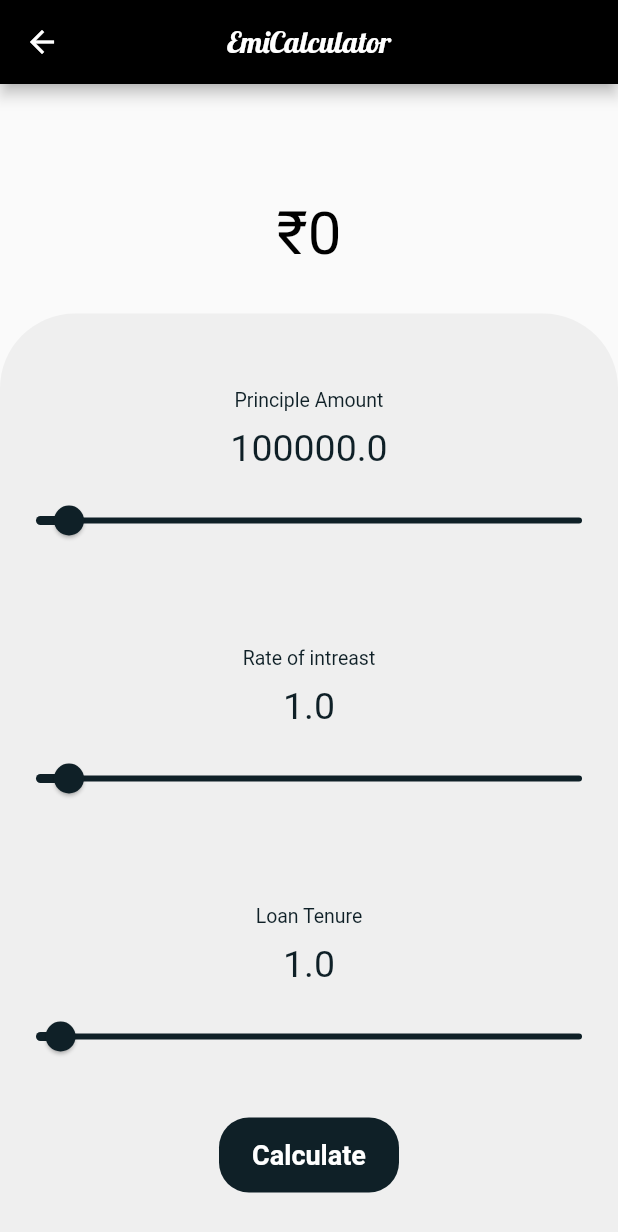
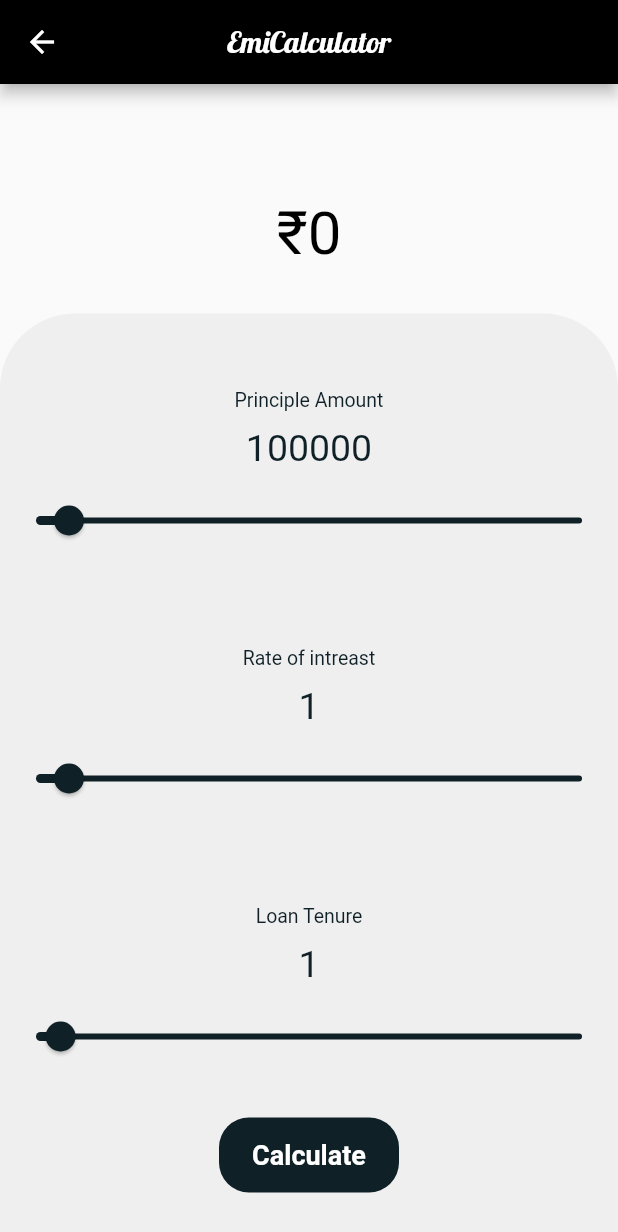
Before and after one commit to Jenil666/all_in_one_calc, a Flutter app: the Emicalc screen opened by its route, on a phone screen of 412 x 824 dp. Shown: the top 1232 px of the screen. Run offline on Flutter 3.47's test engine with Material 2 defaults, Android fonts, the phone set to English and light mode, and no system bars; our stand-ins replace google_fonts.

Commit message:
8-2-2023 11:45AM

```diff
--- a/lib/Screens/EmiCalc.dart
+++ b/lib/Screens/EmiCalc.dart
@@ -56,7 +56,7 @@ class _EmicalcState extends State<Emicalc> {
                         ),
                         Padding(
                           padding: EdgeInsets.only(top: 10),
-                          child: Text("$amount",
+                          child: Text("${amount.toInt()}",
                             style: TextStyle(
                               fontSize: 25,
                               color: Color(0xff0f2027),
@@ -88,7 +88,7 @@ class _EmicalcState extends State<Emicalc> {
                         ),
                         Padding(
                           padding: EdgeInsets.only(top: 10),
-                          child: Text("$abc",
+                          child: Text("${abc.toInt()}",
                             style: TextStyle(
                               fontSize: 25,
                               color: Color(0xff0f2027),
@@ -120,7 +120,7 @@ class _EmicalcState extends State<Emicalc> {
                         ),
                         Padding(
                           padding: EdgeInsets.only(top: 10),
-                          child: Text("$time",
+                          child: Text("${time.toInt()}",
                             style: TextStyle(
                               fontSize: 25,
                               color: Color(0xff0f2027),
--- a/lib/Utilities/Smart Widget.dart
+++ b/lib/Utilities/Smart Widget.dart
@@ -1,4 +1,3 @@
-import 'package:all_in_one_calc/Utilities/variables.dart';
 import 'package:flutter/material.dart';
 
 
--- a/lib/Utilities/Theme.dart
+++ b/lib/Utilities/Theme.dart
@@ -1,6 +1,7 @@
 import 'package:flutter/material.dart';
+import 'package:flutter/scheduler.dart';
 import 'package:google_fonts/google_fonts.dart';
-
+var brightness = SchedulerBinding.instance.platformDispatcher.platformBrightness;
 ThemeData LightMode = ThemeData(
   appBarTheme: AppBarTheme(
     color: Colors.black,
--- a/lib/Utilities/variables.dart
+++ b/lib/Utilities/variables.dart
@@ -1,4 +1,5 @@
 import 'package:flutter/cupertino.dart';
+import 'package:flutter/scheduler.dart';
 
 import 'images.dart';
 
@@ -21,3 +22,6 @@ double time = 1;
 double tint = 0;
 double ans = 0;
 double tam = 0;
+
+
+String gstOriginalPrice = "00";
--- a/lib/main.dart
+++ b/lib/main.dart
@@ -16,6 +16,7 @@ void main()
       darkTheme: Darktheam,
       themeMode: ThemeMode.system,
       debugShowCheckedModeBanner: false,
+      initialRoute: 'Gst',
       routes:{
         '/':(context)=>HomeScreen(),
         'Emi':(context)=>Emicalc(),
--- a/pubspec.yaml
+++ b/pubspec.yaml
@@ -20,7 +20,7 @@ publish_to: 'none' # Remove this line if you wish to publish to pub.dev
 version: 1.0.0+1
 
 environment:
-  sdk: '>=2.18.5 <3.0.0'
+  sdk: '>=2.18.0 <3.0.0'
 
 # Dependencies specify other packages that your package needs in order to work.
 # To automatically upgrade your package dependencies to the latest versions
```
Also changed, not shown: lib/Screens/GstCalc.dart (+19 -1 lines), pubspec.lock.
